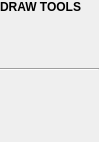
Above: src/schrodinger/sketcher/ui/draw_tools_widget.ui from schrodinger/sketcher before the change. Below: the same form after it.
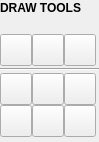
That is the form after the change. Icons and pictures are not drawn. Custom widgets are drawn as their Qt base class.

Commit message: SKETCH-1544. Move stylesheet specifications out into sketcher_css_style.h

The edit to the form file:
```diff
--- a/src/schrodinger/sketcher/ui/draw_tools_widget.ui
+++ b/src/schrodinger/sketcher/ui/draw_tools_widget.ui
@@ -62,12 +62,15 @@
      </property>
      <item>
       <widget class="QToolButton" name="explicit_h_btn">
+       <property name="maximumSize">
+        <size>
+         <width>32</width>
+         <height>32</height>
+        </size>
+       </property>
        <property name="toolTip">
         <string>Add or remove explicit hydrogens</string>
        </property>
-       <property name="styleSheet">
-        <string notr="true">QToolButton { border : none; }</string>
-       </property>
        <property name="text">
         <string/>
        </property>
@@ -98,9 +101,6 @@
        <property name="toolTip">
         <string>Increase Charge</string>
        </property>
-       <property name="styleSheet">
-        <string notr="true">QToolButton { border : none; }</string>
-       </property>
        <property name="text">
         <string/>
        </property>
@@ -134,9 +134,6 @@
        <property name="toolTip">
         <string>Decrease Charge</string>
        </property>
-       <property name="styleSheet">
-        <string notr="true">QToolButton { border : none; }</string>
-       </property>
        <property name="text">
         <string/>
        </property>
@@ -194,18 +191,6 @@
           <height>32</height>
          </size>
         </property>
-        <property name="font">
-         <font>
-          <pointsize>12</pointsize>
-          <weight>75</weight>
-          <bold>true</bold>
-         </font>
-        </property>
-        <property name="styleSheet">
-         <string notr="true">QToolButton {
-border : none;
-}</string>
-        </property>
         <property name="text">
          <string/>
         </property>
@@ -231,9 +216,6 @@
           <height>32</height>
          </size>
         </property>
-        <property name="styleSheet">
-         <string notr="true">QToolButton { border : none; }</string>
-        </property>
         <property name="text">
          <string/>
         </property>
@@ -262,9 +244,6 @@
         <property name="toolTip">
          <string>Single Bond</string>
         </property>
-        <property name="styleSheet">
-         <string notr="true">QToolButton { border : none; }</string>
-        </property>
         <property name="text">
          <string/>
         </property>
@@ -295,9 +274,6 @@
           <height>32</height>
          </size>
         </property>
-        <property name="styleSheet">
-         <string notr="true">QToolButton { border : none; }</string>
-        </property>
         <property name="text">
          <string/>
         </property>
@@ -326,9 +302,6 @@
         <property name="toolTip">
          <string>Bond Chain - Drag on canvas to draw a chain of carbons</string>
         </property>
-        <property name="styleSheet">
-         <string notr="true">QToolButton { border : none; }</string>
-        </property>
         <property name="text">
          <string/>
         </property>
@@ -359,9 +332,6 @@
           <height>32</height>
          </size>
         </property>
-        <property name="styleSheet">
-         <string notr="true">QToolButton { border : none; }</string>
-        </property>
         <property name="text">
          <string/>
         </property>
```
The commit also changes 14 other files.
